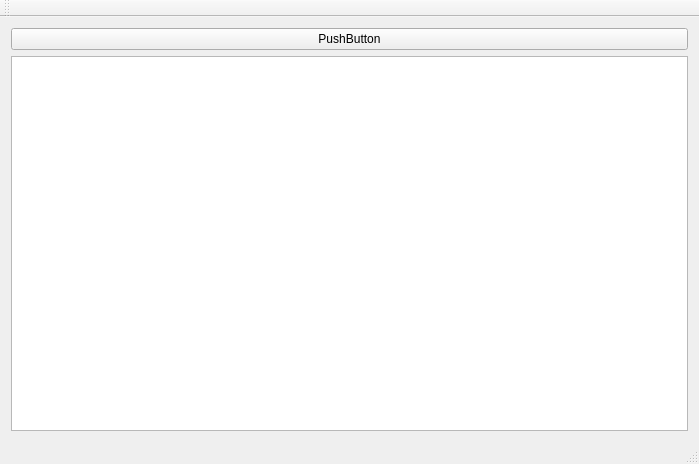
Before: the Qt Designer form qredmineclient/test-qredmineclient/mainwindow.ui in babak-ab/RedminePlugin, drawn with Qt 5.
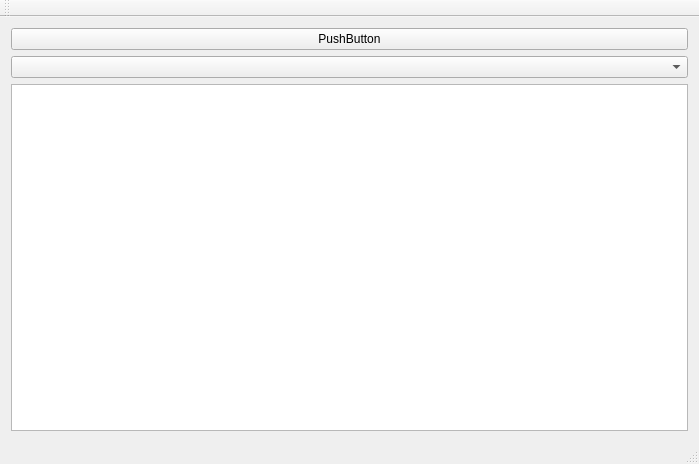
After: the same form once the commit is applied.

The edit to the form file:
```diff
--- a/qredmineclient/test-qredmineclient/mainwindow.ui
+++ b/qredmineclient/test-qredmineclient/mainwindow.ui
@@ -22,6 +22,9 @@
       </property>
      </widget>
     </item>
+    <item>
+     <widget class="QComboBox" name="comboBox"/>
+    </item>
     <item>
      <widget class="QTableView" name="tableView">
       <property name="horizontalScrollBarPolicy">
```
